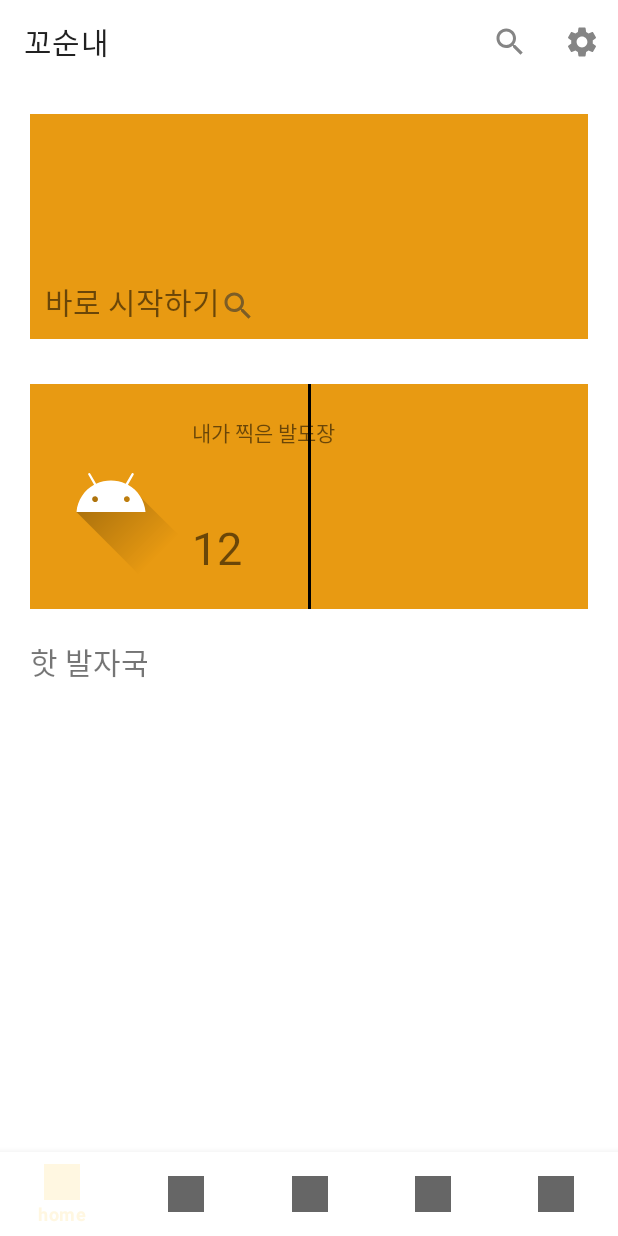
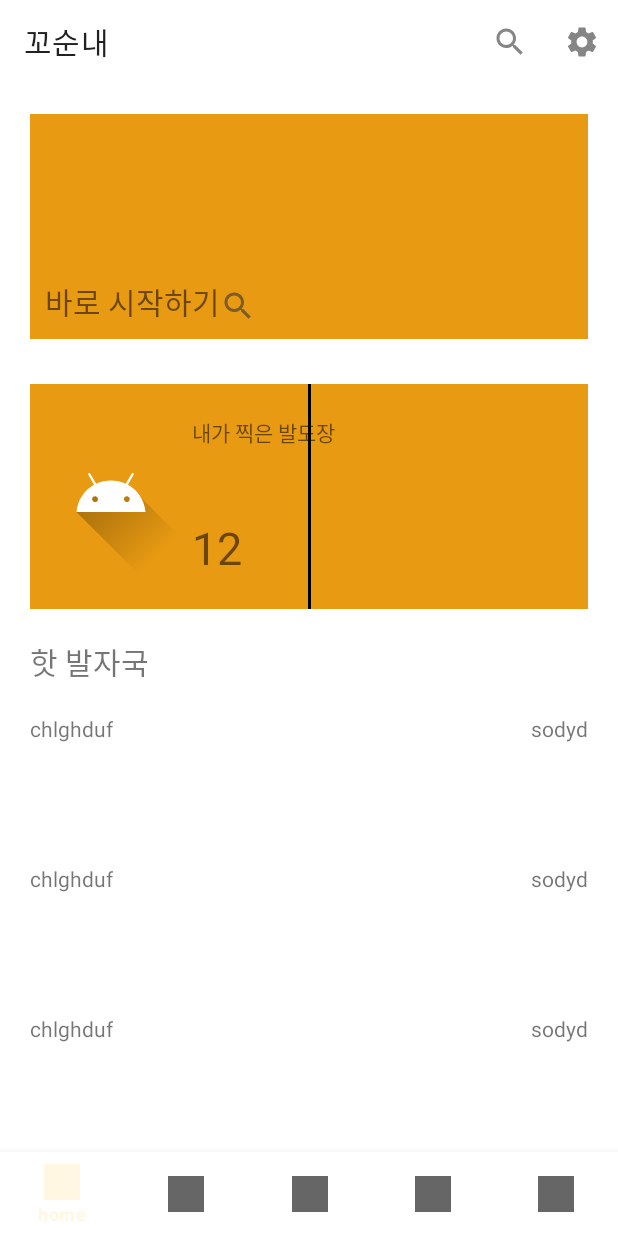
Before and after one commit to Kkosunae/android, an Android app: the HomeFragment screen opened directly, with no data from a screen before it, on a phone screen of 412 x 824 dp. Run offline under Robolectric (Android 15) with nearby library versions, the phone set to English and light mode, and no system bars; libraries missing offline, so code that uses them is left out: com.kakao.sdk; 2 statements that could not run were skipped.

Commit message:
[KKO-156] Add sample recyclerView

```diff
--- /dev/null
+++ b/app/src/main/java/com/kkosunae/adapter/HomeListAdapter.kt
@@ -0,0 +1,32 @@
+package com.kkosunae.adapter
+
+import android.view.LayoutInflater
+import android.view.View
+import android.view.ViewGroup
+import android.widget.TextView
+import androidx.recyclerview.widget.RecyclerView
+import com.kkosunae.R
+import com.kkosunae.model.HomeItem
+
+class HomeListAdapter (val itemList : ArrayList<HomeItem>) : RecyclerView.Adapter<HomeListAdapter.HomeViewHolder>(){
+
+    inner class HomeViewHolder(itemView : View) : RecyclerView.ViewHolder(itemView) {
+        var tvTitle = itemView.findViewById<TextView>(R.id.item_tv_title)
+        var tvContent = itemView.findViewById<TextView>(R.id.item_tv_content)
+
+    }
+
+    override fun onCreateViewHolder(parent: ViewGroup, viewType: Int): HomeViewHolder {
+        val view = LayoutInflater.from(parent.context).inflate(R.layout.item_home, parent, false)
+        return HomeViewHolder(view);
+    }
+
+    override fun getItemCount(): Int {
+        return itemList.size
+    }
+
+    override fun onBindViewHolder(holder: HomeViewHolder, position: Int) {
+        holder.tvTitle.text = itemList[position].title
+        holder.tvContent.text = itemList[position].content
+    }
+}
--- /dev/null
+++ b/app/src/main/java/com/kkosunae/model/HomeItem.kt
@@ -0,0 +1,5 @@
+package com.kkosunae.model
+
+data class HomeItem (val title : String, val content : String){
+
+}
--- a/app/src/main/java/com/kkosunae/view/fragment/HomeFragment.kt
+++ b/app/src/main/java/com/kkosunae/view/fragment/HomeFragment.kt
@@ -5,7 +5,11 @@ import android.view.LayoutInflater
 import android.view.View
 import android.view.ViewGroup
 import androidx.fragment.app.Fragment
+import androidx.recyclerview.widget.LinearLayoutManager
+import androidx.recyclerview.widget.RecyclerView
+import com.kkosunae.adapter.HomeListAdapter
 import com.kkosunae.databinding.FragmentHomeBinding
+import com.kkosunae.model.HomeItem
 
 class HomeFragment : Fragment() {
     lateinit var binding: FragmentHomeBinding
@@ -17,4 +21,23 @@ class HomeFragment : Fragment() {
         binding = FragmentHomeBinding.inflate(inflater)
         return binding.root
     }
+
+    override fun onViewCreated(view: View, savedInstanceState: Bundle?) {
+        super.onViewCreated(view, savedInstanceState)
+        initRecyclerView()
+    }
+
+    private fun initRecyclerView() {
+        var itemList = ArrayList<HomeItem>()
+        itemList.add(HomeItem("chlghduf", "sodyd"))
+        itemList.add(HomeItem("chlghduf", "sodyd"))
+        itemList.add(HomeItem("chlghduf", "sodyd"))
+        itemList.add(HomeItem("chlghduf", "sodyd"))
+        itemList.add(HomeItem("chlghduf", "sodyd"))
+
+        val recyclerView = binding.homeRv
+        val homeListAdapter = HomeListAdapter(itemList)
+        recyclerView.adapter = homeListAdapter
+        recyclerView.layoutManager = LinearLayoutManager(context, LinearLayoutManager.VERTICAL, false)
+    }
 }
--- /dev/null
+++ b/app/src/main/res/layout/item_home.xml
@@ -0,0 +1,22 @@
+<?xml version="1.0" encoding="utf-8"?>
+<androidx.constraintlayout.widget.ConstraintLayout xmlns:android="http://schemas.android.com/apk/res/android"
+    android:layout_width="match_parent"
+    android:layout_height="100dp"
+    xmlns:app="http://schemas.android.com/apk/res-auto">
+    <TextView
+        android:id="@+id/item_tv_title"
+        android:layout_width="wrap_content"
+        android:layout_height="wrap_content"
+        android:text="TITLE"
+        app:layout_constraintStart_toStartOf="parent"
+        app:layout_constraintTop_toTopOf="parent"
+        />
+    <TextView
+        android:id="@+id/item_tv_content"
+        android:layout_width="wrap_content"
+        android:layout_height="wrap_content"
+        android:text="Content"
+        app:layout_constraintEnd_toEndOf="parent"
+        app:layout_constraintTop_toTopOf="parent"
+        />
+</androidx.constraintlayout.widget.ConstraintLayout>
```
